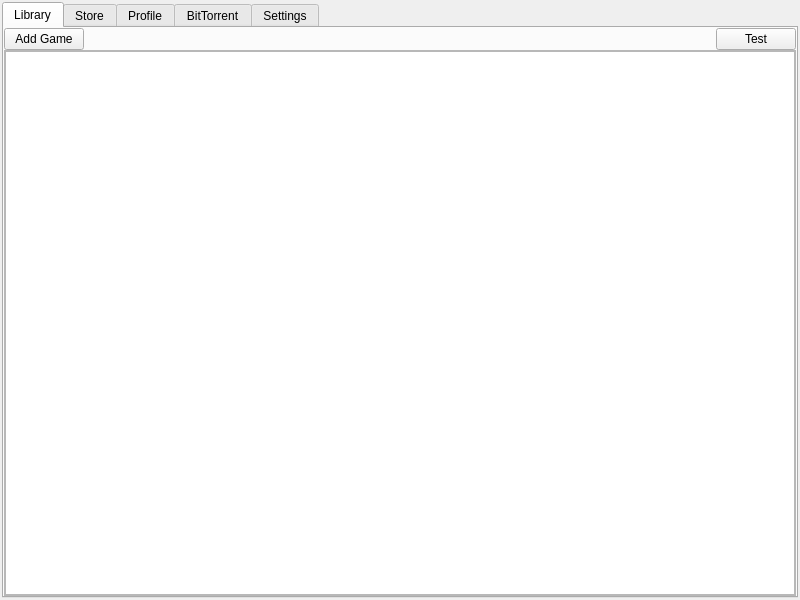
lorenzo-zurini/VidyaGod, file mainwindow.ui: the form before one commit.
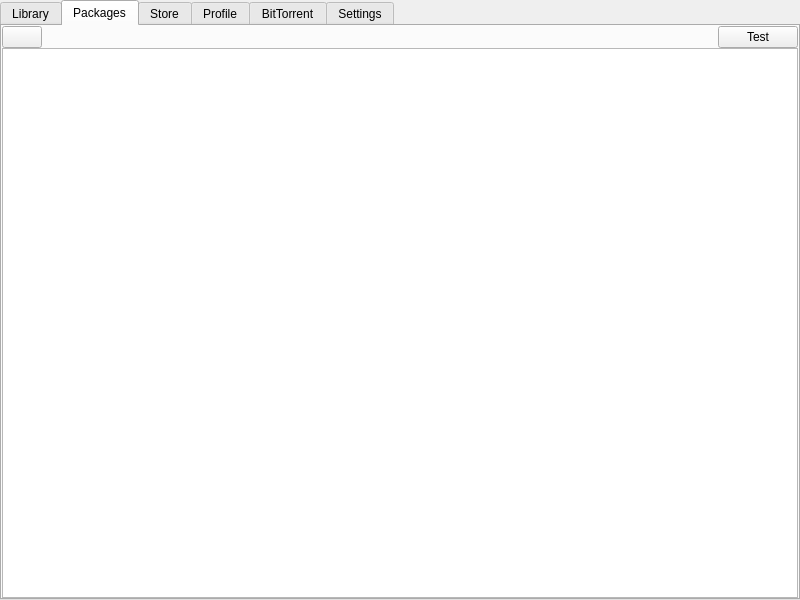
The form after the commit. The open tabs and pages were chosen to show the change. Icons and pictures are not drawn.

Commit message: Added another table (PACKAGES), refined DB architecture, simplified JSON system (WIP).

What changed in the file:
```diff
--- a/mainwindow.ui
+++ b/mainwindow.ui
@@ -17,21 +17,30 @@
    <property name="enabled">
     <bool>true</bool>
    </property>
-   <layout class="QVBoxLayout" name="verticalLayout">
+   <layout class="QVBoxLayout" name="verticalLayout_3">
+    <property name="spacing">
+     <number>0</number>
+    </property>
     <property name="leftMargin">
-     <number>2</number>
+     <number>0</number>
     </property>
     <property name="topMargin">
-     <number>2</number>
+     <number>0</number>
     </property>
     <property name="rightMargin">
-     <number>2</number>
+     <number>0</number>
     </property>
     <property name="bottomMargin">
-     <number>2</number>
+     <number>0</number>
     </property>
     <item>
      <widget class="QTabWidget" name="TabWidget">
+      <property name="tabPosition">
+       <enum>QTabWidget::TabPosition::North</enum>
+      </property>
+      <property name="tabShape">
+       <enum>QTabWidget::TabShape::Rounded</enum>
+      </property>
       <property name="currentIndex">
        <number>0</number>
       </property>
@@ -45,10 +54,16 @@
        <enum>Qt::TextElideMode::ElideNone</enum>
       </property>
       <widget class="QWidget" name="LibraryTab">
+       <property name="sizePolicy">
+        <sizepolicy hsizetype="Expanding" vsizetype="Expanding">
+         <horstretch>0</horstretch>
+         <verstretch>0</verstretch>
+        </sizepolicy>
+       </property>
        <attribute name="title">
         <string>Library</string>
        </attribute>
-       <layout class="QVBoxLayout" name="LibraryTabLayout">
+       <layout class="QVBoxLayout" name="verticalLayout_2">
         <property name="spacing">
          <number>0</number>
         </property>
@@ -65,11 +80,17 @@
          <number>0</number>
         </property>
         <item>
-         <layout class="QHBoxLayout" name="LibraryToolbarLayout">
+         <layout class="QHBoxLayout" name="LibraryTabToolbar">
+          <property name="spacing">
+           <number>0</number>
+          </property>
           <item>
-           <widget class="QPushButton" name="AddGameButton">
+           <widget class="QPushButton" name="PlayGameButton">
             <property name="text">
-             <string>Add Game</string>
+             <string/>
+            </property>
+            <property name="icon">
+             <iconset theme="QIcon::ThemeIcon::MediaPlaybackStart"/>
             </property>
            </widget>
           </item>
@@ -80,7 +101,7 @@
             </property>
             <property name="sizeHint" stdset="0">
              <size>
-              <width>40</width>
+              <width>757</width>
               <height>20</height>
              </size>
             </property>
@@ -96,65 +117,121 @@
          </layout>
         </item>
         <item>
-         <widget class="QScrollArea" name="LibraryScrollArea">
-          <property name="widgetResizable">
-           <bool>true</bool>
+         <widget class="QTableView" name="LibraryTableView">
+          <property name="sizeAdjustPolicy">
+           <enum>QAbstractScrollArea::SizeAdjustPolicy::AdjustToContents</enum>
           </property>
-          <widget class="QWidget" name="LibraryScrollAreaLayout">
-           <property name="geometry">
-            <rect>
-             <x>0</x>
-             <y>0</y>
-             <width>790</width>
-             <height>534</height>
-            </rect>
-           </property>
-           <layout class="QVBoxLayout" name="verticalLayout_2">
-            <property name="spacing">
-             <number>0</number>
+          <property name="editTriggers">
+           <set>QAbstractItemView::EditTrigger::NoEditTriggers</set>
+          </property>
+          <property name="tabKeyNavigation">
+           <bool>false</bool>
+          </property>
+          <property name="showDropIndicator" stdset="0">
+           <bool>false</bool>
+          </property>
+          <property name="dragDropOverwriteMode">
+           <bool>false</bool>
+          </property>
+          <property name="selectionMode">
+           <enum>QAbstractItemView::SelectionMode::SingleSelection</enum>
+          </property>
+          <property name="selectionBehavior">
+           <enum>QAbstractItemView::SelectionBehavior::SelectRows</enum>
+          </property>
+          <property name="verticalScrollMode">
+           <enum>QAbstractItemView::ScrollMode::ScrollPerPixel</enum>
+          </property>
+          <property name="horizontalScrollMode">
+           <enum>QAbstractItemView::ScrollMode::ScrollPerPixel</enum>
+          </property>
+          <attribute name="verticalHeaderVisible">
+           <bool>false</bool>
+          </attribute>
+         </widget>
+        </item>
+       </layout>
+      </widget>
+      <widget class="QWidget" name="PackagesTab">
+       <attribute name="title">
+        <string>Packages</string>
+       </attribute>
+       <layout class="QVBoxLayout" name="verticalLayout">
+        <property name="spacing">
+         <number>0</number>
+        </property>
+        <property name="leftMargin">
+         <number>0</number>
+        </property>
+        <property name="topMargin">
+         <number>0</number>
+        </property>
+        <property name="rightMargin">
+         <number>0</number>
+        </property>
+        <property name="bottomMargin">
+         <number>0</number>
+        </property>
+        <item>
+         <layout class="QHBoxLayout" name="PackagesTabToolbar">
+          <property name="spacing">
+           <number>0</number>
+          </property>
+          <item>
+           <widget class="QPushButton" name="AddGameButton">
+            <property name="text">
+             <string/>
             </property>
             <property name="leftMargin">
              <number>0</number>
             </property>
-            <property name="topMargin">
-             <number>0</number>
+           </widget>
+          </item>
+          <item>
+           <spacer name="PackagesTabToolbarHorizontalSpacer">
+            <property name="orientation">
+             <enum>Qt::Orientation::Horizontal</enum>
             </property>
-            <property name="rightMargin">
-             <number>0</number>
+            <property name="sizeHint" stdset="0">
+             <size>
+              <width>757</width>
+              <height>20</height>
+             </size>
             </property>
-            <property name="bottomMargin">
-             <number>0</number>
+           </spacer>
+          </item>
+          <item>
+           <widget class="QPushButton" name="TestButton_4">
+            <property name="text">
+             <string>Test</string>
             </property>
-            <item>
-             <widget class="QTableView" name="LibraryTableView">
-              <property name="sizeAdjustPolicy">
-               <enum>QAbstractScrollArea::SizeAdjustPolicy::AdjustToContents</enum>
-              </property>
-              <property name="editTriggers">
-               <set>QAbstractItemView::EditTrigger::NoEditTriggers</set>
-              </property>
-              <property name="tabKeyNavigation">
-               <bool>false</bool>
-              </property>
-              <property name="showDropIndicator" stdset="0">
-               <bool>false</bool>
-              </property>
-              <property name="dragDropOverwriteMode">
-               <bool>false</bool>
-              </property>
-              <property name="selectionBehavior">
-               <enum>QAbstractItemView::SelectionBehavior::SelectRows</enum>
-              </property>
-              <property name="verticalScrollMode">
-               <enum>QAbstractItemView::ScrollMode::ScrollPerPixel</enum>
-              </property>
-              <property name="horizontalScrollMode">
-               <enum>QAbstractItemView::ScrollMode::ScrollPerPixel</enum>
-              </property>
-             </widget>
-            </item>
-           </layout>
-          </widget>
+           </widget>
+          </item>
+         </layout>
+        </item>
+        <item>
+         <widget class="QTableView" name="PackagesTableView">
+          <property name="sizeAdjustPolicy">
+           <enum>QAbstractScrollArea::SizeAdjustPolicy::AdjustToContents</enum>
+          </property>
+          <property name="editTriggers">
+           <set>QAbstractItemView::EditTrigger::NoEditTriggers</set>
+          </property>
+          <property name="selectionMode">
+           <enum>QAbstractItemView::SelectionMode::SingleSelection</enum>
+          </property>
+          <property name="selectionBehavior">
+           <enum>QAbstractItemView::SelectionBehavior::SelectRows</enum>
+          </property>
+          <property name="verticalScrollMode">
+           <enum>QAbstractItemView::ScrollMode::ScrollPerPixel</enum>
+          </property>
+          <property name="horizontalScrollMode">
+           <enum>QAbstractItemView::ScrollMode::ScrollPerPixel</enum>
+          </property>
+          <attribute name="verticalHeaderVisible">
+           <bool>false</bool>
+          </attribute>
          </widget>
         </item>
        </layout>
```
Left out of the diff: 8 changed lines with no effect on the pictures. The commit also changes 2 other files.
